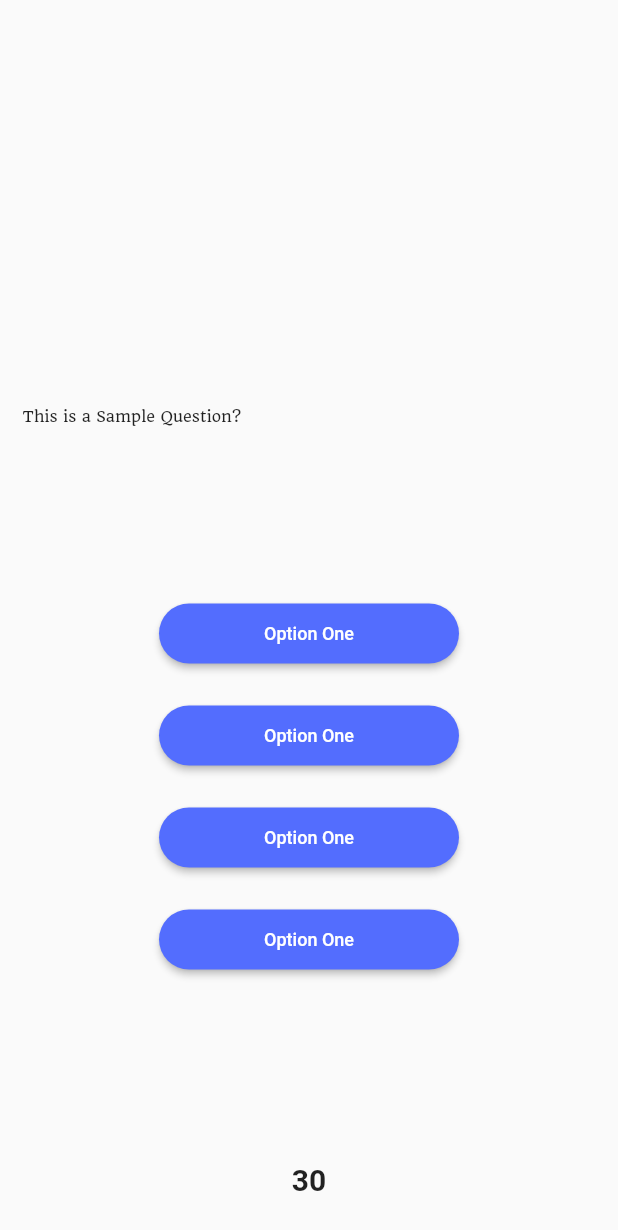
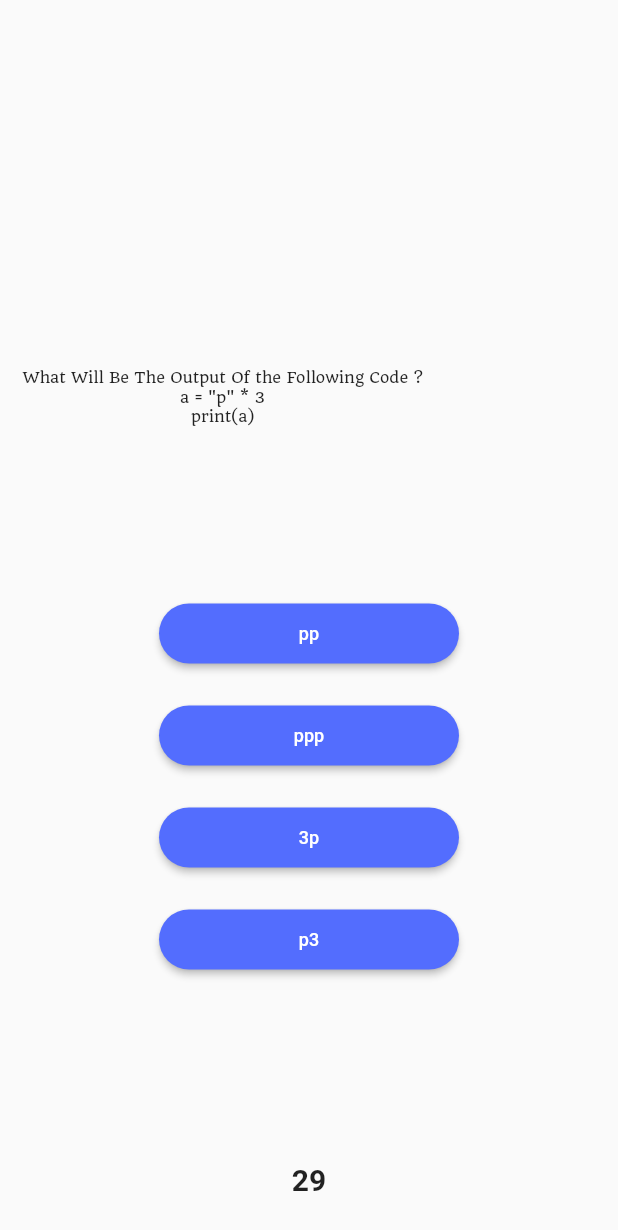
Before and after one commit to edwwn/quizStar, a Flutter app: the screen it shows after launch, after a tap on "Python", on a phone screen of 412 x 824 dp. Shown: the top 1230 px of the screen. Run offline on Flutter 3.47's test engine with Material 2 defaults, Android fonts, the phone set to English and light mode, and no system bars; Roboto replaces fonts that are missing (Alike, Times New Roman); project files that could hold a hidden picture were left out.

Commit message:
In corporation of either Languages

```diff
--- a/lib/home.dart
+++ b/lib/home.dart
@@ -16,7 +16,15 @@ class _homepageState extends State<homepage> {
     "images/linux.png",
   ];
 
-  Widget customcard(String langaName, String image) {
+  List<String> des = [
+    "Python is one of the most popular and fastest programming language since half a decade.\nIf You think you have learnt it.. \nJust test yourself !!",
+    "Java has always been one of the best choices for Enterprise World. If you think you have learn the Language...\nJust Test Yourself !!",
+    "Javascript is one of the most Popular programming language supporting the Web.\nIt has a wide range of Libraries making it Very Powerful !",
+    "C++, being a statically typed programming language is very powerful and Fast.\nit's DMA feature makes it more useful. !",
+    "Linux is a OPEN SOURCE Operating System which powers many Servers and Workstation.\nIt is also a top Priority in Developement Work !",
+  ];
+
+  Widget customcard(String langName, String image, String des) {
     return Padding(
       padding: EdgeInsets.all(
         20.0,
@@ -24,7 +32,7 @@ class _homepageState extends State<homepage> {
       child: InkWell(
         onTap: () {
           Navigator.of(context).pushReplacement(MaterialPageRoute(
-            builder: (context) => getJson(),
+            builder: (context) => getJson(langName),
           ));
         },
         child: Material(
@@ -57,7 +65,7 @@ class _homepageState extends State<homepage> {
                 ),
                 Center(
                   child: Text(
-                    langaName,
+                    langName,
                     style: TextStyle(
                       fontSize: 24.0,
                       color: Colors.white,
@@ -67,9 +75,10 @@ class _homepageState extends State<homepage> {
                   ),
                 ),
                 Container(
+                  alignment: Alignment.center,
                   padding: EdgeInsets.all(20.0),
                   child: Text(
-                    "This is Some Randomn Description",
+                    des,
                     style: TextStyle(
                         fontSize: 10.0,
                         color: Colors.deepOrangeAccent,
@@ -101,11 +110,11 @@ class _homepageState extends State<homepage> {
       ),
       body: ListView(
         children: <Widget>[
-          customcard("Python", images[0]),
-          customcard("Java", images[1]),
-          customcard("Java Script", images[2]),
-          customcard("C++", images[3]),
-          customcard("Linux", images[4]),
+          customcard("Python", images[0], des[0]),
+          customcard("Java", images[1], des[1]),
+          customcard("Java Script", images[2], des[2]),
+          customcard("C++", images[3], des[3]),
+          customcard("Linux", images[4], des[4]),
         ],
       ),
     );
--- a/lib/quizpage.dart
+++ b/lib/quizpage.dart
@@ -1,15 +1,36 @@
+import 'dart:async';
 import 'dart:convert';
 
 import 'package:flutter/material.dart';
 import 'package:flutter/services.dart';
+import 'package:quizstar/resultpage.dart';
 
 class getJson extends StatelessWidget {
+  String langname;
+
+  getJson(this.langname);
+  String assettoload;
+
+  setAsset() {
+    if (langname == "Python") {
+      assettoload = "assets/python.json";
+    } else if (langname == "Java") {
+      assettoload = "assets/java.json";
+    } else if (langname == "Javacript") {
+      assettoload = "assets/js.json";
+    } else if (langname == "C++") {
+      assettoload = "assets/cpp.json";
+    } else {
+      assettoload = "assets/linux.json";
+    }
+  }
+
   @override
   Widget build(BuildContext context) {
     return FutureBuilder(
       future: DefaultAssetBundle.of(context).loadString("assets/python.json"),
       builder: (context, snapshot) {
-        var myData = json.decode(snapshot.data.toString());
+        List myData = json.decode(snapshot.data.toString());
         if (myData == null) {
           return Scaffold(
             body: Center(
@@ -19,7 +40,7 @@ class getJson extends StatelessWidget {
             ),
           );
         } else {
-          return quizpage();
+          return quizpage(myData: myData);
         }
       },
     );
@@ -27,21 +48,110 @@ class getJson extends StatelessWidget {
 }
 
 class quizpage extends StatefulWidget {
+  var myData;
+
+  quizpage({Key key, @required this.myData}) : super(key: key);
   @override
-  _quizpageState createState() => _quizpageState();
+  _quizpageState createState() => _quizpageState(myData);
 }
 
 class _quizpageState extends State<quizpage> {
-  Widget choiceButton() {
+  var myData;
+  _quizpageState(this.myData);
+
+  Color colorToShow = Colors.indigoAccent;
+  Color right = Colors.green;
+  Color wrong = Colors.red;
+
+  int marks = 0;
+
+  int i = 1;
+
+  int timer = 30;
+  String showTimer = "30";
+
+  bool cancelTimer = false;
+
+  Map<String, Color> btnColor = {
+    "a": Colors.indigoAccent,
+    "b": Colors.indigoAccent,
+    "c": Colors.indigoAccent,
+    "d": Colors.indigoAccent,
+  };
+
+  @override
+  void initState() {
+    startTimer();
+    super.initState();
+  }
+
+  @override
+  void setState(fn) {
+    if (mounted) {
+      super.setState(fn);
+    }
+  }
+
+  void startTimer() async {
+    const onesec = Duration(seconds: 1);
+    Timer.periodic(onesec, (Timer t) {
+      setState(() {
+        if (timer < 1) {
+          t.cancel();
+          nextQuestion();
+        } else if (cancelTimer == true) {
+          t.cancel();
+        } else {
+          timer = timer - 1;
+        }
+        showTimer = timer.toString();
+      });
+    });
+  }
+
+  void nextQuestion() {
+    cancelTimer = false;
+    timer = 30;
+    setState(() {
+      if (i < 10) {
+        i++;
+      } else {
+        Navigator.of(context).pushReplacement(MaterialPageRoute(
+          builder: (context) => resultpage(marks: marks),
+        ));
+      }
+      btnColor["a"] = Colors.indigoAccent;
+      btnColor["b"] = Colors.indigoAccent;
+      btnColor["b"] = Colors.indigoAccent;
+      btnColor["c"] = Colors.indigoAccent;
+    });
+    startTimer();
+  }
+
+  void checkanswer(String k) {
+    if (myData[2][i.toString()] == myData[1][i.toString()][k]) {
+      marks = marks + 5;
+      colorToShow = right;
+    } else {
+      colorToShow = wrong;
+    }
+    setState(() {
+      btnColor[k] = colorToShow;
+      cancelTimer = true;
+    });
+    Timer(Duration(seconds: 2), nextQuestion);
+  }
+
+  Widget choiceButton(String k) {
     return Padding(
       padding: EdgeInsets.symmetric(
         vertical: 10.0,
         horizontal: 20.0,
       ),
       child: MaterialButton(
-        onPressed: () {},
+        onPressed: () => checkanswer(k),
         child: Text(
-          "Option One",
+          myData[1][i.toString()][k],
           style: TextStyle(
             color: Colors.white,
             fontFamily: "Alike",
@@ -49,7 +159,7 @@ class _quizpageState extends State<quizpage> {
           ),
           maxLines: 1,
         ),
-        color: Colors.indigoAccent,
+        color: btnColor[k],
         splashColor: Colors.indigo[700],
         highlightColor: Colors.indigo[700],
         minWidth: 200.0,
@@ -69,7 +179,9 @@ class _quizpageState extends State<quizpage> {
         return showDialog(
             context: context,
             builder: (context) => AlertDialog(
-                  title: Text("QizStar"),
+                  title: Text(
+                    "QizStar",
+                  ),
                   content: Text("You Cant Go Back at This Stage"),
                   actions: <Widget>[
                     FlatButton(
@@ -93,7 +205,7 @@ class _quizpageState extends State<quizpage> {
                   alignment: Alignment.bottomLeft,
                   padding: EdgeInsets.all(15.0),
                   child: Text(
-                    "This is a Sample Question?",
+                    myData[0][i.toString()],
                     textAlign: TextAlign.center,
                     style: TextStyle(
                       fontSize: 10.0,
@@ -109,10 +221,10 @@ class _quizpageState extends State<quizpage> {
                 child: Column(
                   mainAxisAlignment: MainAxisAlignment.center,
                   children: <Widget>[
-                    choiceButton(),
-                    choiceButton(),
-                    choiceButton(),
-                    choiceButton(),
+                    choiceButton('a'),
+                    choiceButton('b'),
+                    choiceButton('c'),
+                    choiceButton('d'),
                   ],
                 ),
               ),
@@ -123,7 +235,7 @@ class _quizpageState extends State<quizpage> {
                 alignment: Alignment.topCenter,
                 child: Center(
                   child: Text(
-                    "30",
+                    showTimer,
                     style: TextStyle(
                       fontSize: 20.0,
                       fontWeight: FontWeight.w700,
```
Also changed, not shown: lib/resultpage.dart (added, +114 -0 lines).
